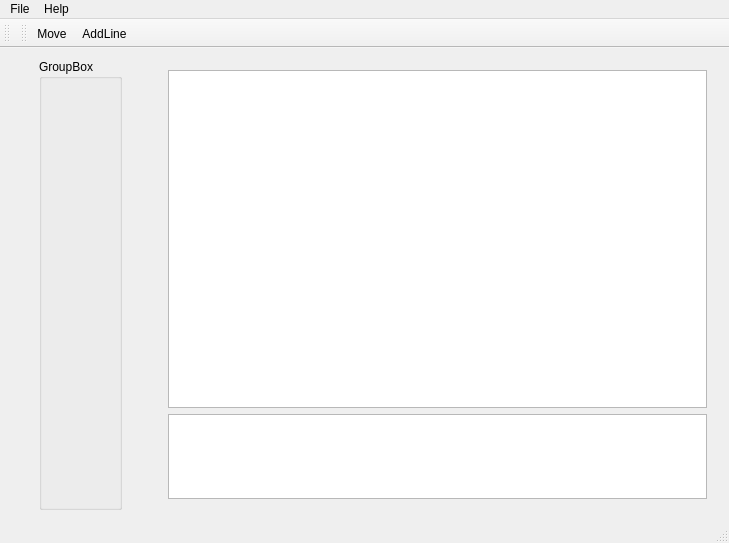
This is mainwindow.ui in kornel13/zaawansowaneCPP as Qt 5 draws it before an edit. The edited form follows.
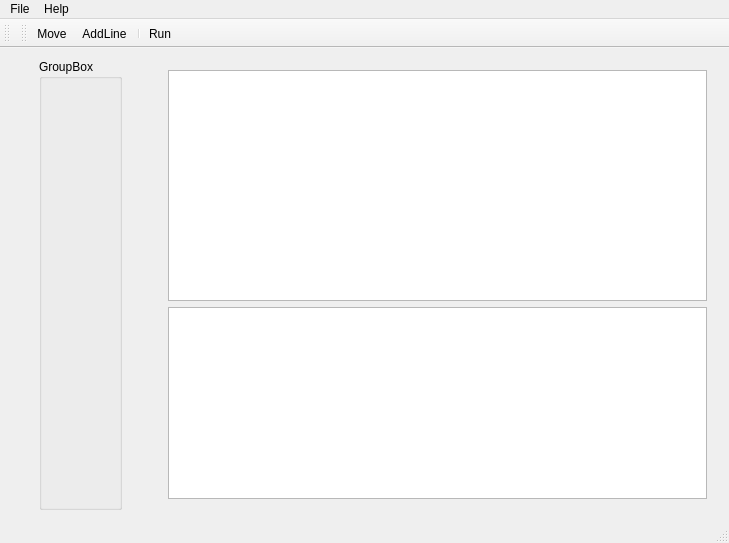
This is the edited form.

What changed in the file:
```diff
--- a/mainwindow.ui
+++ b/mainwindow.ui
@@ -36,7 +36,7 @@
     </item>
     <item>
      <widget class="QWidget" name="widget" native="true">
-      <layout class="QVBoxLayout" name="verticalLayout" stretch="4,1">
+      <layout class="QVBoxLayout" name="verticalLayout" stretch="4,0">
        <item>
         <widget class="QGraphicsView" name="graphicsView"/>
        </item>
@@ -91,6 +91,8 @@
    </attribute>
    <addaction name="actionMove"/>
    <addaction name="actionAddLine"/>
+   <addaction name="separator"/>
+   <addaction name="actionRun"/>
   </widget>
   <action name="actionMove">
    <property name="checkable">
@@ -114,6 +116,11 @@
     <string>&lt;html&gt;&lt;head/&gt;&lt;body&gt;&lt;p&gt;Allows to add connection between elements&lt;/p&gt;&lt;/body&gt;&lt;/html&gt;</string>
    </property>
   </action>
+  <action name="actionRun">
+   <property name="text">
+    <string>Run</string>
+   </property>
+  </action>
  </widget>
  <layoutdefault spacing="6" margin="11"/>
  <resources/>
```
